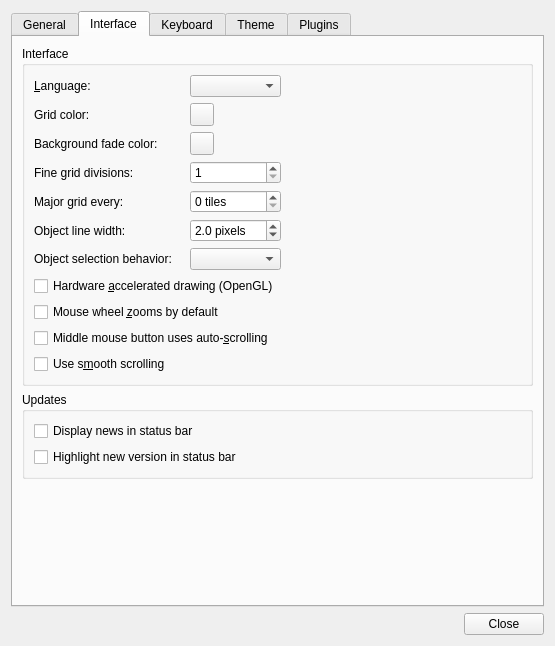
Old version of the form src/tiled/preferencesdialog.ui in the repository mapeditor/tiled.
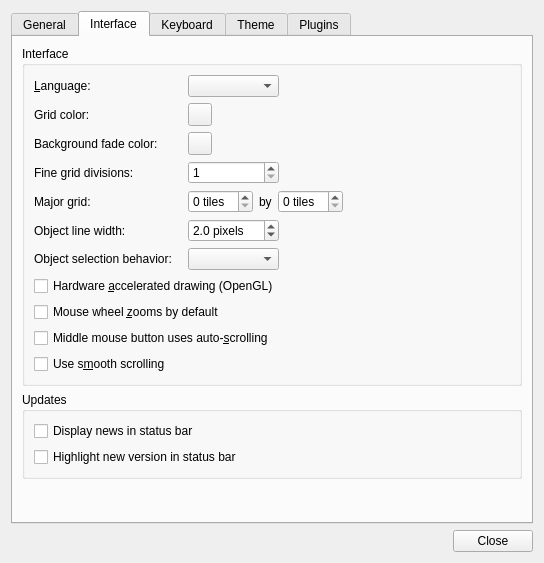
New version of the form. The open tabs and pages were chosen to show the change. Custom widgets are drawn as their Qt base class.

Commit message:
Separated the X and Y components of the major grid option
Closes #3208

The edit to the form file:
```diff
--- a/src/tiled/preferencesdialog.ui
+++ b/src/tiled/preferencesdialog.ui
@@ -6,8 +6,8 @@
    <rect>
     <x>0</x>
     <y>0</y>
-    <width>555</width>
-    <height>646</height>
+    <width>544</width>
+    <height>563</height>
    </rect>
   </property>
   <property name="windowTitle">
@@ -178,7 +178,33 @@
           <string>Interface</string>
          </property>
          <layout class="QGridLayout" name="gridLayout_2">
-          <item row="2" column="0">
+          <item row="0" column="0">
+           <widget class="QLabel" name="label_2">
+            <property name="text">
+             <string>&amp;Language:</string>
+            </property>
+            <property name="buddy">
+             <cstring>languageCombo</cstring>
+            </property>
+           </widget>
+          </item>
+          <item row="0" column="1">
+           <widget class="QComboBox" name="languageCombo"/>
+          </item>
+          <item row="0" column="2" colspan="2">
+           <spacer name="horizontalSpacer_2">
+            <property name="orientation">
+             <enum>Qt::Horizontal</enum>
+            </property>
+            <property name="sizeHint" stdset="0">
+             <size>
+              <width>0</width>
+              <height>20</height>
+             </size>
+            </property>
+           </spacer>
+          </item>
+          <item row="1" column="0">
            <widget class="QLabel" name="label_3">
             <property name="text">
              <string>Grid color:</string>
@@ -188,7 +214,91 @@
             </property>
            </widget>
           </item>
-          <item row="6" column="0">
+          <item row="1" column="1">
+           <widget class="Tiled::ColorButton" name="gridColor"/>
+          </item>
+          <item row="2" column="0">
+           <widget class="QLabel" name="label_8">
+            <property name="text">
+             <string>Background fade color:</string>
+            </property>
+           </widget>
+          </item>
+          <item row="2" column="1">
+           <widget class="Tiled::ColorButton" name="backgroundFadeColor"/>
+          </item>
+          <item row="3" column="0">
+           <widget class="QLabel" name="label_4">
+            <property name="text">
+             <string>Fine grid divisions:</string>
+            </property>
+            <property name="buddy">
+             <cstring>gridFine</cstring>
+            </property>
+           </widget>
+          </item>
+          <item row="3" column="1">
+           <widget class="QSpinBox" name="gridFine">
+            <property name="minimum">
+             <number>1</number>
+            </property>
+            <property name="maximum">
+             <number>128</number>
+            </property>
+           </widget>
+          </item>
+          <item row="4" column="0">
+           <widget class="QLabel" name="label_7">
+            <property name="text">
+             <string>Major grid:</string>
+            </property>
+           </widget>
+          </item>
+          <item row="4" column="1" colspan="2">
+           <layout class="QHBoxLayout" name="horizontalLayout_3">
+            <item>
+             <widget class="QSpinBox" name="gridMajorX">
+              <property name="suffix">
+               <string> tiles</string>
+              </property>
+             </widget>
+            </item>
+            <item>
+             <widget class="QLabel" name="label_9">
+              <property name="sizePolicy">
+               <sizepolicy hsizetype="Fixed" vsizetype="Preferred">
+                <horstretch>0</horstretch>
+                <verstretch>0</verstretch>
+               </sizepolicy>
+              </property>
+              <property name="text">
+               <string>by</string>
+              </property>
+             </widget>
+            </item>
+            <item>
+             <widget class="QSpinBox" name="gridMajorY">
+              <property name="suffix">
+               <string> tiles</string>
+              </property>
+             </widget>
+            </item>
+           </layout>
+          </item>
+          <item row="4" column="3">
+           <spacer name="horizontalSpacer_5">
+            <property name="orientation">
+             <enum>Qt::Horizontal</enum>
+            </property>
+            <property name="sizeHint" stdset="0">
+             <size>
+              <width>138</width>
+              <height>20</height>
+             </size>
+            </property>
+           </spacer>
+          </item>
+          <item row="5" column="0">
            <widget class="QLabel" name="label">
             <property name="text">
              <string>Object line width:</string>
@@ -198,34 +308,7 @@
             </property>
            </widget>
           </item>
-          <item row="0" column="0">
-           <widget class="QLabel" name="label_2">
-            <property name="text">
-             <string>&amp;Language:</string>
-            </property>
-            <property name="buddy">
-             <cstring>languageCombo</cstring>
-            </property>
-           </widget>
-          </item>
-          <item row="5" column="0">
-           <widget class="QLabel" name="label_7">
-            <property name="text">
-             <string>Major grid every:</string>
-            </property>
-           </widget>
-          </item>
-          <item row="0" column="3">
-           <widget class="QComboBox" name="languageCombo"/>
-          </item>
-          <item row="10" column="0" colspan="5">
-           <widget class="QCheckBox" name="wheelZoomsByDefault">
-            <property name="text">
-             <string>Mouse wheel &amp;zooms by default</string>
-            </property>
-           </widget>
-          </item>
-          <item row="6" column="3">
+          <item row="5" column="1">
            <widget class="QDoubleSpinBox" name="objectLineWidth">
             <property name="suffix">
              <string> pixels</string>
@@ -241,67 +324,7 @@
             </property>
            </widget>
           </item>
-          <item row="12" column="0" colspan="5">
-           <widget class="QCheckBox" name="smoothScrolling">
-            <property name="text">
-             <string>Use s&amp;mooth scrolling</string>
-            </property>
-           </widget>
-          </item>
-          <item row="0" column="4">
-           <spacer name="horizontalSpacer_2">
-            <property name="orientation">
-             <enum>Qt::Horizontal</enum>
-            </property>
-            <property name="sizeHint" stdset="0">
-             <size>
-              <width>0</width>
-              <height>20</height>
-             </size>
-            </property>
-           </spacer>
-          </item>
-          <item row="11" column="0" colspan="5">
-           <widget class="QCheckBox" name="autoScrolling">
-            <property name="text">
-             <string>Middle mouse button uses auto-&amp;scrolling</string>
-            </property>
-           </widget>
-          </item>
-          <item row="7" column="3">
-           <widget class="QComboBox" name="objectSelectionBehaviorCombo"/>
-          </item>
-          <item row="5" column="3">
-           <widget class="QSpinBox" name="gridMajor">
-            <property name="suffix">
-             <string> tiles</string>
-            </property>
-           </widget>
-          </item>
-          <item row="2" column="3">
-           <widget class="Tiled::ColorButton" name="gridColor"/>
-          </item>
-          <item row="4" column="3">
-           <widget class="QSpinBox" name="gridFine">
-            <property name="minimum">
-             <number>1</number>
-            </property>
-            <property name="maximum">
-             <number>128</number>
-            </property>
-           </widget>
-          </item>
-          <item row="4" column="0">
-           <widget class="QLabel" name="label_4">
-            <property name="text">
-             <string>Fine grid divisions:</string>
-            </property>
-            <property name="buddy">
-             <cstring>gridFine</cstring>
-            </property>
-           </widget>
-          </item>
-          <item row="7" column="0">
+          <item row="6" column="0">
            <widget class="QLabel" name="label_6">
             <property name="text">
              <string>Object selection behavior:</string>
@@ -311,22 +334,36 @@
             </property>
            </widget>
           </item>
-          <item row="9" column="0" colspan="5">
+          <item row="6" column="1">
+           <widget class="QComboBox" name="objectSelectionBehaviorCombo"/>
+          </item>
+          <item row="7" column="0" colspan="2">
            <widget class="QCheckBox" name="openGL">
             <property name="text">
              <string>Hardware &amp;accelerated drawing (OpenGL)</string>
             </property>
            </widget>
           </item>
-          <item row="3" column="0">
-           <widget class="QLabel" name="label_8">
+          <item row="8" column="0" colspan="2">
+           <widget class="QCheckBox" name="wheelZoomsByDefault">
             <property name="text">
-             <string>Background fade color:</string>
+             <string>Mouse wheel &amp;zooms by default</string>
             </property>
            </widget>
           </item>
-          <item row="3" column="3">
-           <widget class="Tiled::ColorButton" name="backgroundFadeColor"/>
+          <item row="9" column="0" colspan="2">
+           <widget class="QCheckBox" name="autoScrolling">
+            <property name="text">
+             <string>Middle mouse button uses auto-&amp;scrolling</string>
+            </property>
+           </widget>
+          </item>
+          <item row="10" column="0">
+           <widget class="QCheckBox" name="smoothScrolling">
+            <property name="text">
+             <string>Use s&amp;mooth scrolling</string>
+            </property>
+           </widget>
           </item>
          </layout>
         </widget>
```
Left out of the diff: 3 changed lines with no effect on the pictures. The commit also changes 10 other files.
